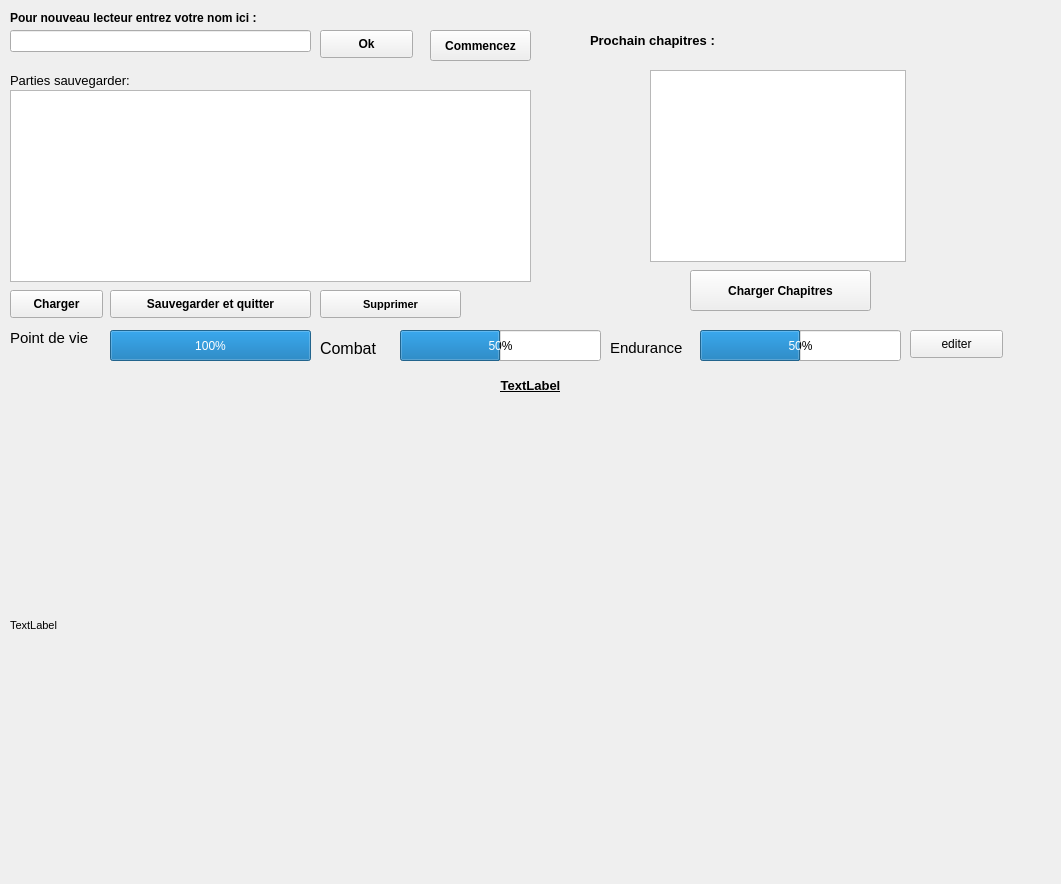
The window that GUI/GUI.ui (2164459-Marquis-Thomas/Livre_hero_LES_POKECONS) describes before a commit, drawn with Qt 5.
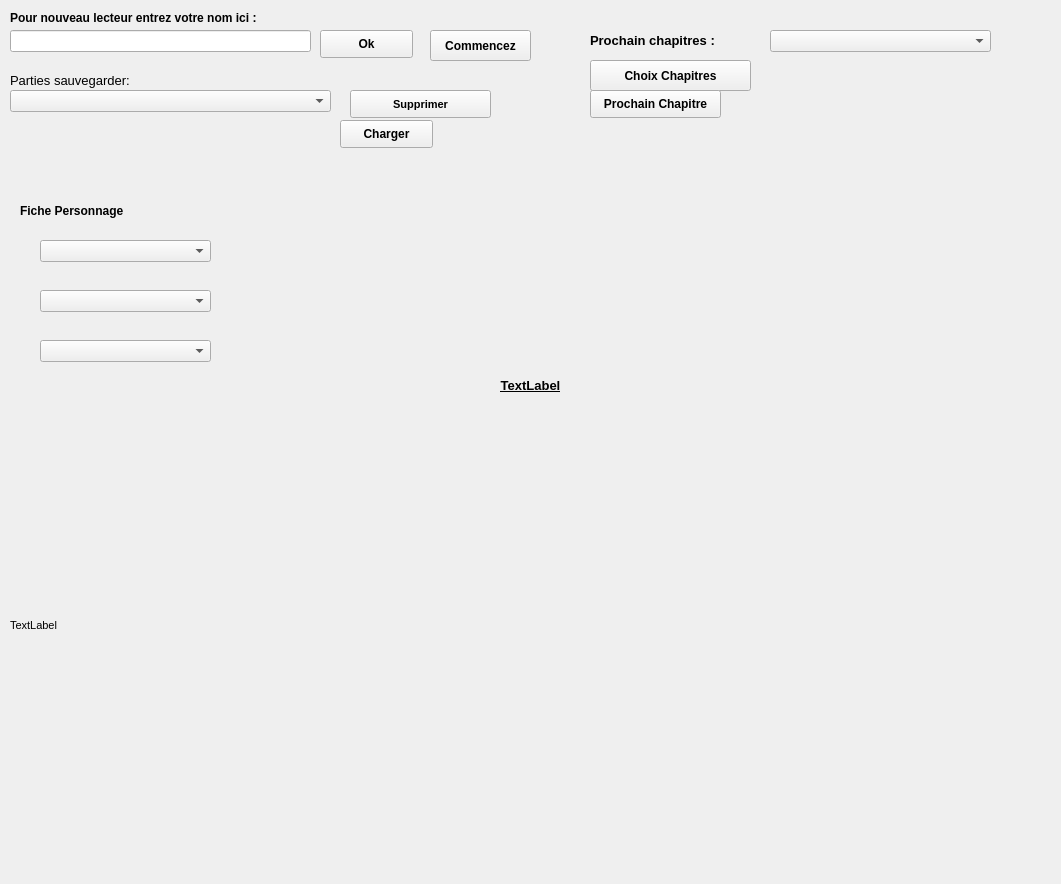
The same window after the commit.

Commit message: sauvegarde fonctionne, changement de chapitre fonctionne, supression de partie sauvegarder fonctionne

Diff of the .ui file:
```diff
--- a/GUI/GUI.ui
+++ b/GUI/GUI.ui
@@ -47,99 +47,6 @@
      <string>Commencez</string>
     </property>
    </widget>
-   <widget class="QProgressBar" name="progressBar">
-    <property name="geometry">
-     <rect>
-      <x>110</x>
-      <y>330</y>
-      <width>201</width>
-      <height>31</height>
-     </rect>
-    </property>
-    <property name="value">
-     <number>100</number>
-    </property>
-   </widget>
-   <widget class="QProgressBar" name="progressBar_2">
-    <property name="geometry">
-     <rect>
-      <x>400</x>
-      <y>330</y>
-      <width>201</width>
-      <height>31</height>
-     </rect>
-    </property>
-    <property name="value">
-     <number>50</number>
-    </property>
-   </widget>
-   <widget class="QProgressBar" name="progressBar_3">
-    <property name="geometry">
-     <rect>
-      <x>700</x>
-      <y>330</y>
-      <width>201</width>
-      <height>31</height>
-     </rect>
-    </property>
-    <property name="value">
-     <number>50</number>
-    </property>
-   </widget>
-   <widget class="QLabel" name="labelPV">
-    <property name="geometry">
-     <rect>
-      <x>10</x>
-      <y>330</y>
-      <width>101</width>
-      <height>16</height>
-     </rect>
-    </property>
-    <property name="font">
-     <font>
-      <pointsize>11</pointsize>
-     </font>
-    </property>
-    <property name="text">
-     <string>Point de vie</string>
-    </property>
-   </widget>
-   <widget class="QLabel" name="labelCombat">
-    <property name="geometry">
-     <rect>
-      <x>320</x>
-      <y>340</y>
-      <width>71</width>
-      <height>16</height>
-     </rect>
-    </property>
-    <property name="font">
-     <font>
-      <pointsize>12</pointsize>
-     </font>
-    </property>
-    <property name="text">
-     <string>Combat</string>
-    </property>
-   </widget>
-   <widget class="QLabel" name="labelEndurance">
-    <property name="geometry">
-     <rect>
-      <x>610</x>
-      <y>340</y>
-      <width>91</width>
-      <height>16</height>
-     </rect>
-    </property>
-    <property name="font">
-     <font>
-      <pointsize>11</pointsize>
-     </font>
-    </property>
-    <property name="text">
-     <string>Endurance</string>
-    </property>
-   </widget>
    <widget class="QLabel" name="labelPartieSauvegarder">
     <property name="geometry">
      <rect>
@@ -158,47 +65,11 @@
      <string>Parties sauvegarder:</string>
     </property>
    </widget>
-   <widget class="QListWidget" name="listSauvegarde">
-    <property name="enabled">
-     <bool>true</bool>
-    </property>
-    <property name="geometry">
-     <rect>
-      <x>10</x>
-      <y>90</y>
-      <width>521</width>
-      <height>192</height>
-     </rect>
-    </property>
-    <property name="font">
-     <font>
-      <weight>75</weight>
-      <bold>true</bold>
-      <underline>true</underline>
-      <kerning>false</kerning>
-     </font>
-    </property>
-    <property name="layoutDirection">
-     <enum>Qt::LeftToRight</enum>
-    </property>
-    <property name="editTriggers">
-     <set>QAbstractItemView::SelectedClicked</set>
-    </property>
-    <property name="showDropIndicator" stdset="0">
-     <bool>false</bool>
-    </property>
-    <property name="selectionBehavior">
-     <enum>QAbstractItemView::SelectItems</enum>
-    </property>
-    <property name="selectionRectVisible">
-     <bool>true</bool>
-    </property>
-   </widget>
    <widget class="QPushButton" name="pushButtonCharger">
     <property name="geometry">
      <rect>
-      <x>10</x>
-      <y>290</y>
+      <x>340</x>
+      <y>120</y>
       <width>93</width>
       <height>28</height>
      </rect>
@@ -213,38 +84,6 @@
      <string>Charger</string>
     </property>
    </widget>
-   <widget class="QPushButton" name="pushButtonQuitter">
-    <property name="geometry">
-     <rect>
-      <x>110</x>
-      <y>290</y>
-      <width>201</width>
-      <height>28</height>
-     </rect>
-    </property>
-    <property name="font">
-     <font>
-      <weight>75</weight>
-      <bold>true</bold>
-     </font>
-    </property>
-    <property name="text">
-     <string>Sauvegarder et quitter</string>
-    </property>
-   </widget>
-   <widget class="QPushButton" name="pushButtonEdit">
-    <property name="geometry">
-     <rect>
-      <x>910</x>
-      <y>330</y>
-      <width>93</width>
-      <height>28</height>
-     </rect>
-    </property>
-    <property name="text">
-     <string>editer</string>
-    </property>
-   </widget>
    <widget class="QLabel" name="labelProchainChapitre">
     <property name="geometry">
      <rect>
@@ -378,8 +217,8 @@
    <widget class="QPushButton" name="pushButtonDelete">
     <property name="geometry">
      <rect>
-      <x>320</x>
-      <y>290</y>
+      <x>350</x>
+      <y>90</y>
       <width>141</width>
       <height>28</height>
      </rect>
@@ -395,30 +234,13 @@
      <string>Supprimer</string>
     </property>
    </widget>
-   <widget class="QListWidget" name="listChapitre">
-    <property name="geometry">
-     <rect>
-      <x>650</x>
-      <y>70</y>
-      <width>256</width>
-      <height>192</height>
-     </rect>
-    </property>
-    <property name="font">
-     <font>
-      <weight>75</weight>
-      <bold>true</bold>
-      <underline>true</underline>
-     </font>
-    </property>
-   </widget>
    <widget class="QPushButton" name="pushButtonChapitre">
     <property name="geometry">
      <rect>
-      <x>690</x>
-      <y>270</y>
-      <width>181</width>
-      <height>41</height>
+      <x>590</x>
+      <y>60</y>
+      <width>161</width>
+      <height>31</height>
      </rect>
     </property>
     <property name="font">
@@ -428,7 +250,95 @@
      </font>
     </property>
     <property name="text">
-     <string>Charger Chapitres</string>
+     <string>Choix Chapitres</string>
+    </property>
+   </widget>
+   <widget class="QComboBox" name="comboBoxSauvegarde">
+    <property name="geometry">
+     <rect>
+      <x>10</x>
+      <y>90</y>
+      <width>321</width>
+      <height>22</height>
+     </rect>
+    </property>
+   </widget>
+   <widget class="QComboBox" name="comboBox_2">
+    <property name="geometry">
+     <rect>
+      <x>770</x>
+      <y>30</y>
+      <width>221</width>
+      <height>22</height>
+     </rect>
+    </property>
+   </widget>
+   <widget class="QPushButton" name="pushButton">
+    <property name="geometry">
+     <rect>
+      <x>590</x>
+      <y>90</y>
+      <width>131</width>
+      <height>28</height>
+     </rect>
+    </property>
+    <property name="font">
+     <font>
+      <weight>75</weight>
+      <bold>true</bold>
+     </font>
+    </property>
+    <property name="text">
+     <string>Prochain Chapitre</string>
+    </property>
+   </widget>
+   <widget class="QLabel" name="labelFichePerso">
+    <property name="geometry">
+     <rect>
+      <x>20</x>
+      <y>200</y>
+      <width>271</width>
+      <height>21</height>
+     </rect>
+    </property>
+    <property name="font">
+     <font>
+      <weight>75</weight>
+      <bold>true</bold>
+     </font>
+    </property>
+    <property name="text">
+     <string>Fiche Personnage</string>
+    </property>
+   </widget>
+   <widget class="QComboBox" name="comboBox">
+    <property name="geometry">
+     <rect>
+      <x>40</x>
+      <y>240</y>
+      <width>171</width>
+      <height>22</height>
+     </rect>
+    </property>
+   </widget>
+   <widget class="QComboBox" name="comboBox_3">
+    <property name="geometry">
+     <rect>
+      <x>40</x>
+      <y>290</y>
+      <width>171</width>
+      <height>22</height>
+     </rect>
+    </property>
+   </widget>
+   <widget class="QComboBox" name="comboBox_4">
+    <property name="geometry">
+     <rect>
+      <x>40</x>
+      <y>340</y>
+      <width>171</width>
+      <height>22</height>
+     </rect>
     </property>
    </widget>
   </widget>
```
Left out of the diff: 60 changed lines with no effect on the pictures. The commit also changes 5 other files.
